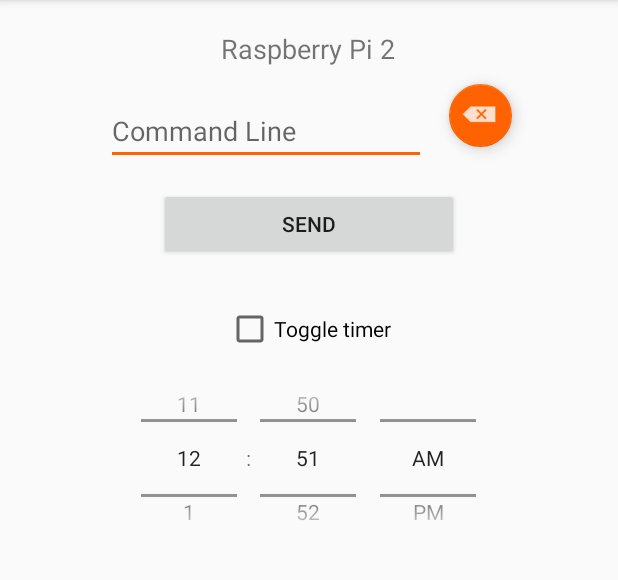
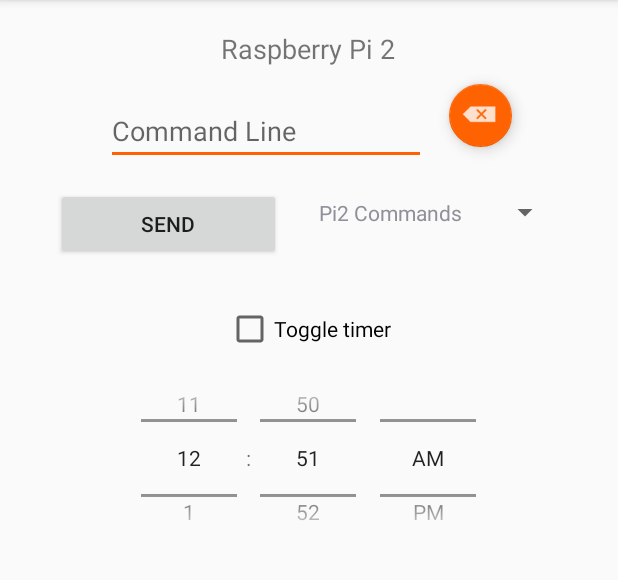
Before and after one commit to tratteo/HomeApp, an Android app: the fragment FragmentP1 placed in its activity, after a tap on "Pi2", on a phone screen of 412 x 824 dp, the part 84-664 px from its top. Run offline under Robolectric (Android 15) with nearby library versions, the phone set to English and light mode, and no system bars; libraries missing offline, so code that uses them is left out: xdroid.toaster; 2 other taps on this screen came first.

Commit message:
Commit 4

```diff
--- a/app/src/main/java/com/example/matteo/homeapp/DefaultFragment.java
+++ b/app/src/main/java/com/example/matteo/homeapp/DefaultFragment.java
@@ -114,6 +114,9 @@ public class DefaultFragment extends Fragment
                 case 1:
                     rackCommandLine.setText("firefox https://www.youtube.com/tv#/watch?v=MGe_Jw6as6U");
                     break;
+                case 2:
+                    rackCommandLine.setText("Morning Routine");
+                    break;
             }
             rackCommandsSpinner.setSelection(0);
         }
@@ -150,6 +153,4 @@ public class DefaultFragment extends Fragment
         rackCommandsSpinnerAdapter.setDropDownViewResource(R.layout.rack_commands_spinner);
         rackCommandsSpinner.setAdapter(rackCommandsSpinnerAdapter);
     }
-
-
 }
--- a/app/src/main/java/com/example/matteo/homeapp/FragmentP1.java
+++ b/app/src/main/java/com/example/matteo/homeapp/FragmentP1.java
@@ -42,7 +42,12 @@ public class FragmentP1 extends Fragment
         commandLine = getView().findViewById(R.id.commandLine);
         sendButton = getView().findViewById(R.id.sendButton);
 
-        sendButton.setOnClickListener(new View.OnClickListener()
+        sendButton.setOnClickListener(sendDataButtonListener);
+        deleteCommandLineButton.setOnClickListener(deleteCommandLineButtonListener);
+
+    }
+
+    private View.OnClickListener sendDataButtonListener = new View.OnClickListener()
     {
         @Override
         public void onClick(View v)
@@ -53,18 +58,15 @@ public class FragmentP1 extends Fragment
                 else
                     new MainActivity.SendDataToServerAsync().execute("p1-" + commandLine.getText());
         }
-        });
+    };
 
-        deleteCommandLineButton.setOnClickListener(new View.OnClickListener()
+    private View.OnClickListener deleteCommandLineButtonListener = new View.OnClickListener()
     {
         @Override
         public void onClick(View v)
         {
             commandLine.setText("");
         }
-        });
+    };
 
 }
-
-
-}
--- a/app/src/main/java/com/example/matteo/homeapp/FragmentPi2.java
+++ b/app/src/main/java/com/example/matteo/homeapp/FragmentPi2.java
@@ -1,5 +1,6 @@
 package com.example.matteo.homeapp;
 
+import android.graphics.Color;
 import android.os.Bundle;
 import android.support.annotation.NonNull;
 import android.support.annotation.Nullable;
@@ -8,16 +9,28 @@ import android.support.v4.app.Fragment;
 import android.view.LayoutInflater;
 import android.view.View;
 import android.view.ViewGroup;
+import android.widget.AdapterView;
+import android.widget.ArrayAdapter;
 import android.widget.Button;
 import android.widget.CheckBox;
 import android.widget.EditText;
+import android.widget.Spinner;
 import android.widget.TextView;
 import android.widget.TimePicker;
 
 import java.io.PrintWriter;
+import java.util.ArrayList;
+import java.util.Arrays;
+import java.util.List;
 
 public class FragmentPi2 extends Fragment
 {
+    String[] commands = new String[]
+    {
+        "Pi2 Commands",
+        "Morning Routine"
+    };
+    Spinner pi2Spinner;
     FloatingActionButton deleteCommandLineButton;
     CheckBox toggleTimerCheckBox;
     TimePicker timerSetter;
@@ -39,32 +52,96 @@ public class FragmentPi2 extends Fragment
         if(MainActivity.rackSocket != null)
             try{ outToCabinet = new PrintWriter(MainActivity.rackSocket.getOutputStream());} catch (Exception e) {}
 
+        pi2Spinner = getView().findViewById(R.id.pi2Commands);
         deleteCommandLineButton = getView().findViewById(R.id.deleteCommandLineButton);
         toggleTimerCheckBox = getView().findViewById(R.id.toggleTImerCheckBox);
         timerSetter = getView().findViewById(R.id.timePicker);
         commandLine = getView().findViewById(R.id.commandLine);
         sendButton = getView().findViewById(R.id.sendButton);
 
-        sendButton.setOnClickListener(new View.OnClickListener()
+        SetArrayAdapterForSpinner();
+
+        pi2Spinner.setOnItemSelectedListener(itemChangeListener);
+        sendButton.setOnClickListener(sendDataButtonListener);
+       deleteCommandLineButton.setOnClickListener(deleteCommandLineButtonListener);
+    }
+
+    private View.OnClickListener sendDataButtonListener = new View.OnClickListener()
     {
         @Override
         public void onClick(View v)
         {
             if(MainActivity.connectedToRack && !commandLine.getText().equals(""))
-                    if(toggleTimerCheckBox.isChecked())
+                if(commandLine.getText().equals("Morning Routine"))
+                {
+                    String command1 = "t" + Integer.toString(UtilitiesClass.GetTimerSeconds(6, 25)) + "-rainbowstart500";
+                    String command2 = "t" + Integer.toString(UtilitiesClass.GetTimerSeconds(7, 10)) + "-rainbowstop";
+                    new MainActivity.SendDataToServerAsync().execute(command1);
+                    new MainActivity.SendDataToServerAsync().execute(command2);
+                }
+                else
+                {
+                    if (toggleTimerCheckBox.isChecked())
                         new MainActivity.SendDataToServerAsync().execute("p2-t" + Integer.toString(UtilitiesClass.GetTimerSeconds(timerSetter.getHour(), timerSetter.getMinute())) + "-" + commandLine.getText());
                     else
                         new MainActivity.SendDataToServerAsync().execute("p2-" + commandLine.getText());
                 }
-        });
+        }
+    };
 
-       deleteCommandLineButton.setOnClickListener(new View.OnClickListener()
+    private View.OnClickListener deleteCommandLineButtonListener = new View.OnClickListener()
     {
         @Override
         public void onClick(View v)
         {
             commandLine.setText("");
         }
-       });
+    };
+
+    private void SetArrayAdapterForSpinner()
+    {
+        final List<String> rackCommands = new ArrayList<>(Arrays.asList(commands));
+        final ArrayAdapter<String> rackCommandsSpinnerAdapter = new ArrayAdapter<String>(MainActivity.context, R.layout.rack_commands_spinner, rackCommands)
+        {
+            @Override
+            public boolean isEnabled(int position)
+            {
+                if(position == 0)
+                    return false;
+                else
+                    return true;
             }
+            @Override
+            public View getDropDownView(int position, View convertView, ViewGroup parent)
+            {
+                View view = super.getDropDownView(position, convertView, parent);
+                TextView tv = (TextView) view;
+                if(position == 0)
+                    tv.setTextColor(Color.GRAY);
+                else
+                    tv.setTextColor(Color.BLACK);
+
+                return view;
             }
+        };
+        rackCommandsSpinnerAdapter.setDropDownViewResource(R.layout.rack_commands_spinner);
+        pi2Spinner.setAdapter(rackCommandsSpinnerAdapter);
+    }
+
+    private AdapterView.OnItemSelectedListener itemChangeListener = new AdapterView.OnItemSelectedListener()
+    {
+        @Override
+        public void onItemSelected(AdapterView<?> parent, View view, int position, long id)
+        {
+            switch (position)
+            {
+                case 1:
+                    commandLine.setText("Morning Routine");
+                    break;
+            }
+            pi2Spinner.setSelection(0);
+        }
+        @Override
+        public void onNothingSelected(AdapterView<?> parent) { }
+    };
+}
--- a/app/src/main/res/layout/fragmentpi2_layout.xml
+++ b/app/src/main/res/layout/fragmentpi2_layout.xml
@@ -50,14 +50,28 @@
                 app:srcCompat="@android:drawable/ic_input_delete" />
         </LinearLayout>
 
+        <LinearLayout
+            android:layout_width="match_parent"
+            android:layout_height="match_parent"
+            android:gravity="center_horizontal"
+            android:orientation="horizontal">
+
             <Button
                 android:id="@+id/sendButton"
-            android:layout_width="200dp"
+                android:layout_width="150dp"
                 android:layout_height="wrap_content"
                 android:layout_alignParentTop="true"
                 android:layout_centerHorizontal="true"
                 android:layout_marginTop="15dp"
                 android:text="Send" />
+
+            <Spinner
+                android:id="@+id/pi2Commands"
+                android:layout_width="wrap_content"
+                android:layout_height="wrap_content"
+                android:layout_gravity="center_vertical"
+                android:layout_marginLeft="15dp"></Spinner>
+        </LinearLayout>
 
         <CheckBox
             android:id="@+id/toggleTImerCheckBox"
```
Lines whose indentation alone changed are shown as unchanged.
